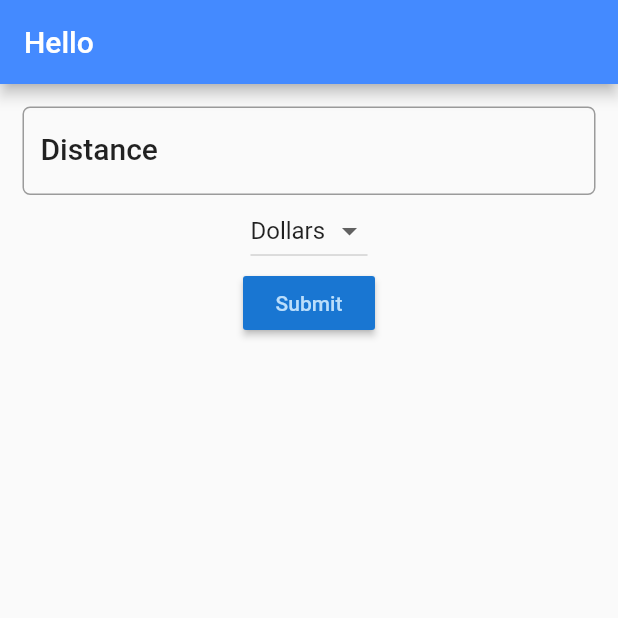
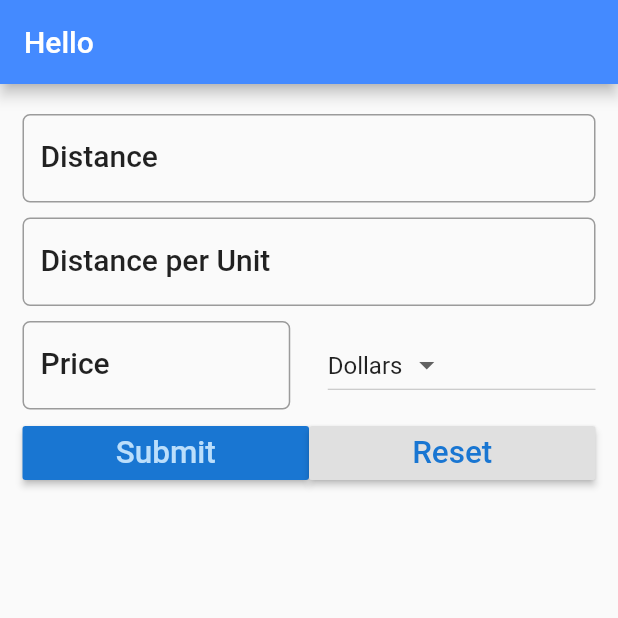
Before and after one commit to preyneke/trip_cost_app, a Flutter app: the screen it shows after launch, after a tap on "Submit", on a phone screen of 412 x 824 dp, the top half of it. Run offline on Flutter 3.47's test engine with Material 2 defaults, Android fonts, the phone set to English and light mode, and no system bars.

Commit message:
completed trip calculator app

```diff
--- a/trip_cost_app/lib/main.dart
+++ b/trip_cost_app/lib/main.dart
@@ -27,9 +27,12 @@ class FuelForm extends StatefulWidget{
 
   class _FuelFormState extends State<FuelForm>{
 
-  final _currencies = ['Dollars', 'Euro', 'Pounds'];
+  final _currencies = ['Dollars', 'Euro', 'Pounds', 'Rand'];
+  final double _formDistance = 5.0;
   String _currency = 'Dollars';
   TextEditingController distanceController = TextEditingController();
+  TextEditingController avgController = TextEditingController();
+  TextEditingController priceController = TextEditingController();
   String result = '';
   @override
   Widget build(BuildContext context) {
@@ -44,18 +47,58 @@ class FuelForm extends StatefulWidget{
         padding: EdgeInsets.all(15.0),
         child: Column(
           children: <Widget>[
-            TextField(
+            Padding(
+                padding: EdgeInsets.only(
+                  top: _formDistance,
+                  bottom: _formDistance
+        ),
+                child: TextField(
               controller: distanceController,
               decoration: InputDecoration(
                 labelText: 'Distance',
-                hintText: 'e.g 124',
+                hintText: 'e.g 17',
                 labelStyle: textStyle,
                 border: OutlineInputBorder(
                   borderRadius: BorderRadius.circular(5.0)
                 ) ) ,
                 keyboardType: TextInputType.number,
+            )),
+            Padding(
+              padding: EdgeInsets.only(
+                top: _formDistance,
+                bottom: _formDistance
               ),
-            DropdownButton<String>(
+            child: TextField(
+              controller: avgController,
+              decoration: InputDecoration(
+                  labelText: 'Distance per Unit',
+                  hintText: 'e.g 17',
+                  labelStyle: textStyle,
+                  border: OutlineInputBorder(
+                      borderRadius: BorderRadius.circular(5.0)
+                  ) ) ,
+              keyboardType: TextInputType.number,
+            )),
+            Padding(
+              padding: EdgeInsets.only(
+                top: _formDistance,
+                bottom: _formDistance
+              ),
+            child: Row(
+              children: <Widget>[
+                Expanded( child:TextField(
+              controller: priceController,
+              decoration: InputDecoration(
+                  labelText: 'Price',
+                  hintText: 'e.g 1.65',
+                  labelStyle: textStyle,
+                  border: OutlineInputBorder(
+                      borderRadius: BorderRadius.circular(5.0)
+                  ) ) ,
+              keyboardType: TextInputType.number,
+            )),
+             Container(width: _formDistance*5),
+             Expanded(child:   DropdownButton<String>(
                   items:_currencies.map((String value){
                     return DropdownMenuItem<String>(
                       value: value,
@@ -65,19 +108,35 @@ class FuelForm extends StatefulWidget{
                   value: _currency,
                   onChanged: (String value){
                     _onDropDownChanged(value);
-              } ,
+                  }
+                  ))],)
             ),
-              RaisedButton(
+            Row(children: <Widget>[
+              Expanded( child: RaisedButton(
                 color: Theme.of(context).primaryColorDark ,
                 textColor: Theme.of(context).primaryColorLight,
                 onPressed: (){
                   setState(() {
-                    result = distanceController.text;
+                    result = _calculate();
                   });
                 },
-                child: Text('Submit')),
-            Text(result)
-          ],
+                child: Text('Submit',
+                  textScaleFactor: 1.5,))),
+              Expanded( child:
+              RaisedButton(
+                  color: Theme.of(context).buttonColor ,
+                  textColor: Theme.of(context).primaryColorDark,
+                  onPressed: (){
+                    setState(() {
+                      _reset();
+                    });
+                  },
+                  child: Text('Reset',
+                  textScaleFactor: 1.5,
+                  )
+              ))]),
+            Text(result),
+          ]
         ),
       ),
     );
@@ -87,5 +146,22 @@ class FuelForm extends StatefulWidget{
         this._currency = value;
       });
   }
+  String _calculate(){
+    double _distance = double.parse(distanceController.text);
+    double _fuelCost = double.parse(priceController.text);
+    double _consumption = double.parse(avgController.text);
+    double _totalCost = _distance / _consumption * _fuelCost;
+    String _result = 'The total cost of your trip is ' +
+    _totalCost.toStringAsFixed(2) + ' ' + _currency;
+    return _result;
+  }
+  void _reset(){
+    distanceController.text='';
+    avgController.text='';
+    priceController.text='';
+    setState(() {
+      result='';
+    });
+  }
 
   }
```
Lines whose indentation alone changed are shown as unchanged.
